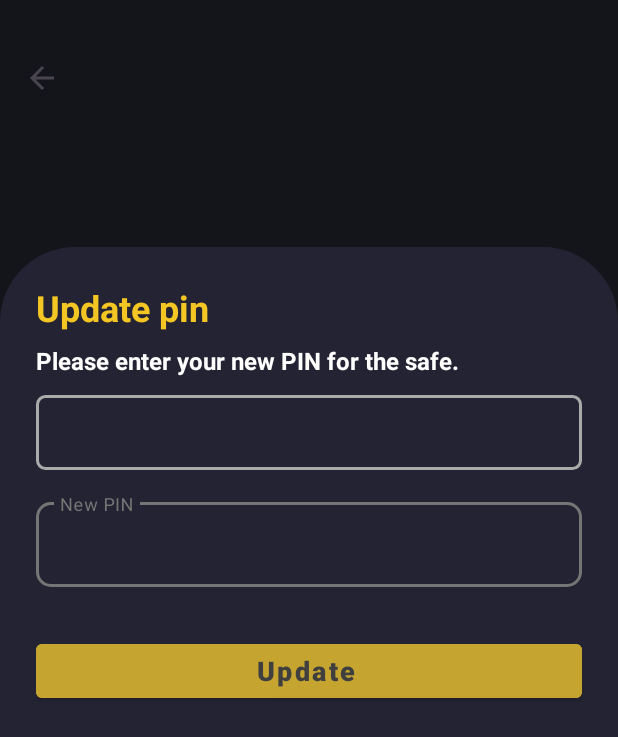
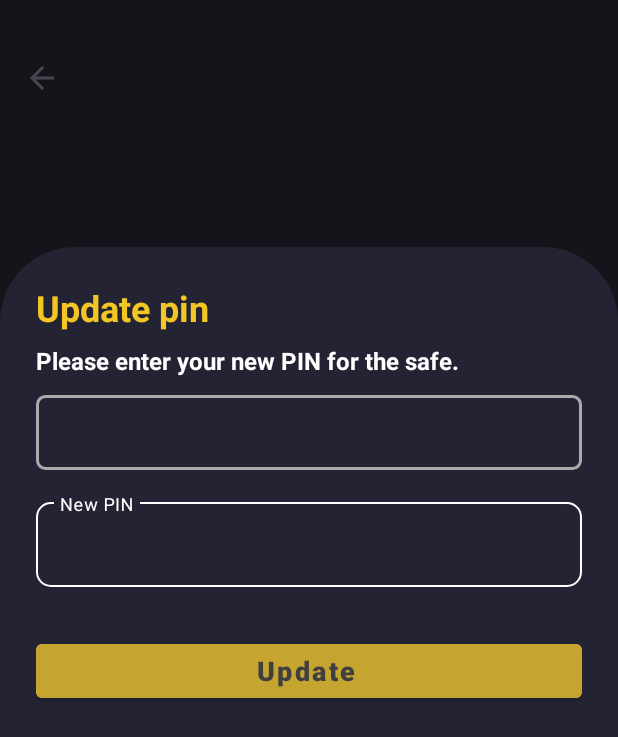
Before and after one commit to AzaelG26/Front_Android_IOT, an Android app: the UpdatePinActivity screen opened directly, with no data from a screen before it, on a phone screen of 412 x 824 dp. Shown: the top 737 px of the screen. Run offline under Robolectric (Android 15) with nearby library versions, the phone set to English and light mode, and no system bars.

Commit message:
mejoras de diseño

```diff
--- a/app/src/main/java/com/example/integradora4to/UpdatePinActivity.kt
+++ b/app/src/main/java/com/example/integradora4to/UpdatePinActivity.kt
@@ -1,6 +1,7 @@
 package com.example.integradora4to
 
 import android.content.Intent
+import android.content.res.ColorStateList
 import android.os.Bundle
 import android.view.MenuItem
 import android.widget.ArrayAdapter
@@ -9,6 +10,7 @@ import androidx.activity.enableEdgeToEdge
 import androidx.activity.viewModels
 import androidx.appcompat.app.AppCompatActivity
 import androidx.appcompat.widget.Toolbar
+import androidx.core.content.ContextCompat
 import com.example.integradora4to.databinding.ActivityUpdatePinBinding
 import com.example.integradora4to.models.request.response.GetBoxResponse
 import com.example.integradora4to.network.RetrofitClient
@@ -38,7 +40,7 @@ class UpdatePinActivity : AppCompatActivity() {
 
         supportActionBar?.setDisplayHomeAsUpEnabled(true)
         supportActionBar?.setDisplayShowTitleEnabled(false)
-
+        setupInputBorders()
         safeViewModel.navigateToLogin.observe(this) { navigate ->
             if (navigate == true) {
                 logOut()
@@ -82,6 +84,32 @@ class UpdatePinActivity : AppCompatActivity() {
 
     }
 
+    private fun setupInputBorders() {
+        val colorFocused = ContextCompat.getColor(this, R.color.white)
+        val colorDefault = ContextCompat.getColor(this, R.color.white)
+
+        val states = arrayOf(
+            intArrayOf(android.R.attr.state_focused),
+            intArrayOf(-android.R.attr.state_focused)
+        )
+
+        val colors = intArrayOf(
+            colorFocused,
+            colorDefault
+        )
+
+        val borderColorStateList = ColorStateList(states, colors)
+
+        binding.tilNewPin.apply {
+            setBoxStrokeColorStateList(borderColorStateList)
+            boxStrokeWidth = 1
+            boxStrokeWidthFocused = 2
+            hintTextColor = ColorStateList.valueOf(colorDefault)
+        }
+
+        binding.etNewPin.setTextColor(colorDefault)
+    }
+
 
     override fun onOptionsItemSelected(item: MenuItem): Boolean {
         if (item.itemId == android.R.id.home) {
--- a/app/src/main/java/com/example/integradora4to/network/RetrofitClient.kt
+++ b/app/src/main/java/com/example/integradora4to/network/RetrofitClient.kt
@@ -3,7 +3,7 @@ import retrofit2.Retrofit
 import retrofit2.converter.gson.GsonConverterFactory
 
 object RetrofitClient {
-    private const val BASE_URL="https://b734-177-244-54-50.ngrok-free.app/"
+    private const val BASE_URL="https://ec3b-2806-267-1480-1888-8438-b3ad-d3-6121.ngrok-free.app/"
 
     val apiService: ApiService by lazy {
         Retrofit.Builder()
--- a/app/src/main/res/layout/activity_type_of_safe.xml
+++ b/app/src/main/res/layout/activity_type_of_safe.xml
@@ -34,7 +34,7 @@
             android:layout_width="wrap_content"
             android:layout_height="wrap_content"
             android:layout_marginTop="72dp"
-            android:text="Select your Safe "
+            android:text="Safe List"
             android:textColor="#F3C623"
             android:textSize="40sp"
             android:textStyle="bold"
```
Also changed, not shown: app/src/main/java/com/example/integradora4to/DashboardActivity.kt (+35 -3 lines), app/src/main/java/com/example/integradora4to/repositories/LoginRepository.kt (+7 -4 lines), app/src/main/res/layout/activity_dashboard.xml (+13 -0 lines), app/src/main/res/menu/activity_dashboard_drawer.xml (+0 -8 lines).
